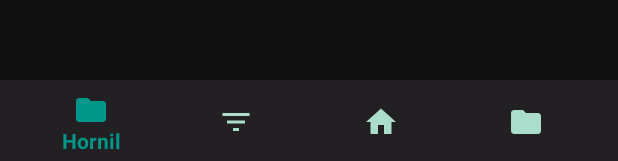
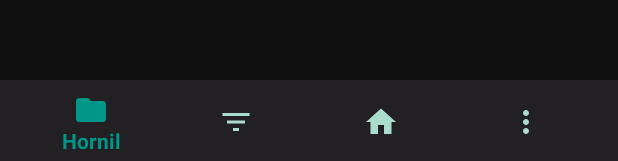
Before and after one commit to lazoft/oPlay, an Android app: the layout activity_main.xml on its own in the app's theme, with its tools: preview values and no code run, on a phone screen of 412 x 824 dp. Shown: the part 1072-1233 px from the top of the screen. Run offline under Robolectric (Android 15) with nearby library versions, the phone set to English and light mode, and no system bars.

```diff
--- a/app/src/main/res/menu/bottom_nav_menu.xml
+++ b/app/src/main/res/menu/bottom_nav_menu.xml
@@ -22,6 +22,7 @@
     <item
         android:title="Daily"
         android:id="@+id/testItem"
-        android:icon="@drawable/ic_baseline_folder"
-        app:showAsAction="ifRoom"/>
+        android:icon="@drawable/ic_baseline_more_vert"
+        app:showAsAction="ifRoom"></item>
+
 </menu>
```
